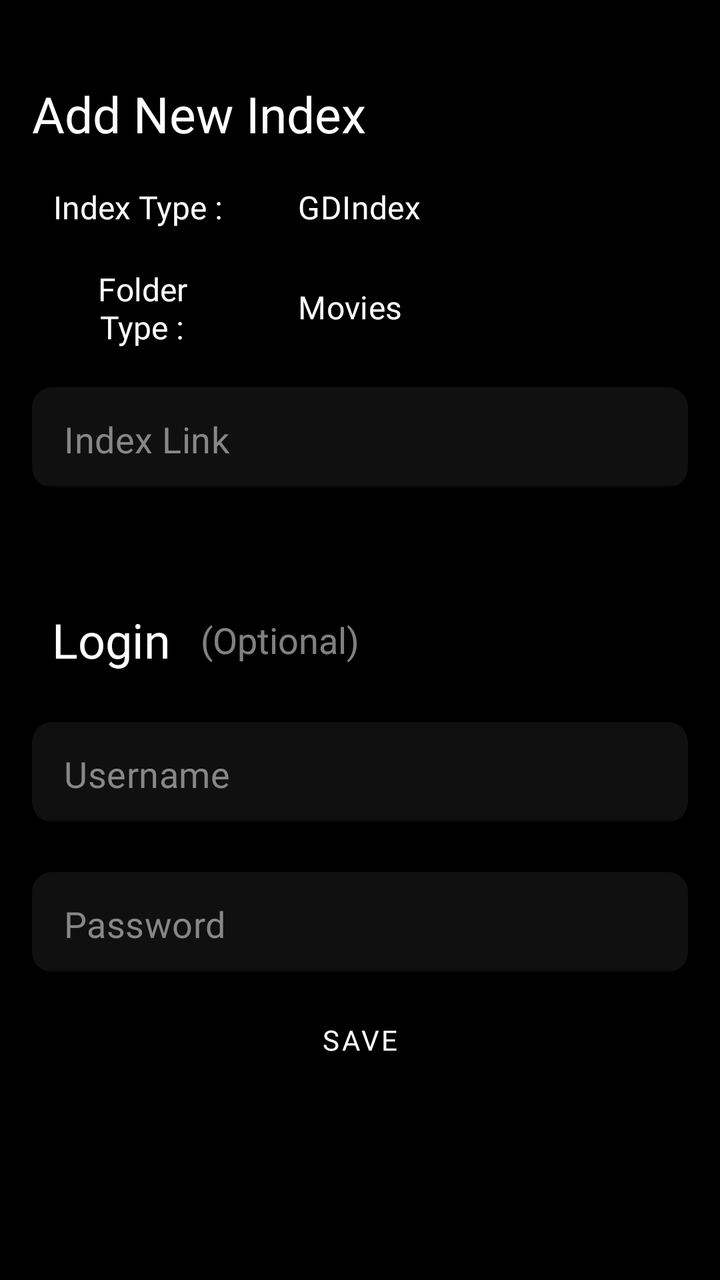
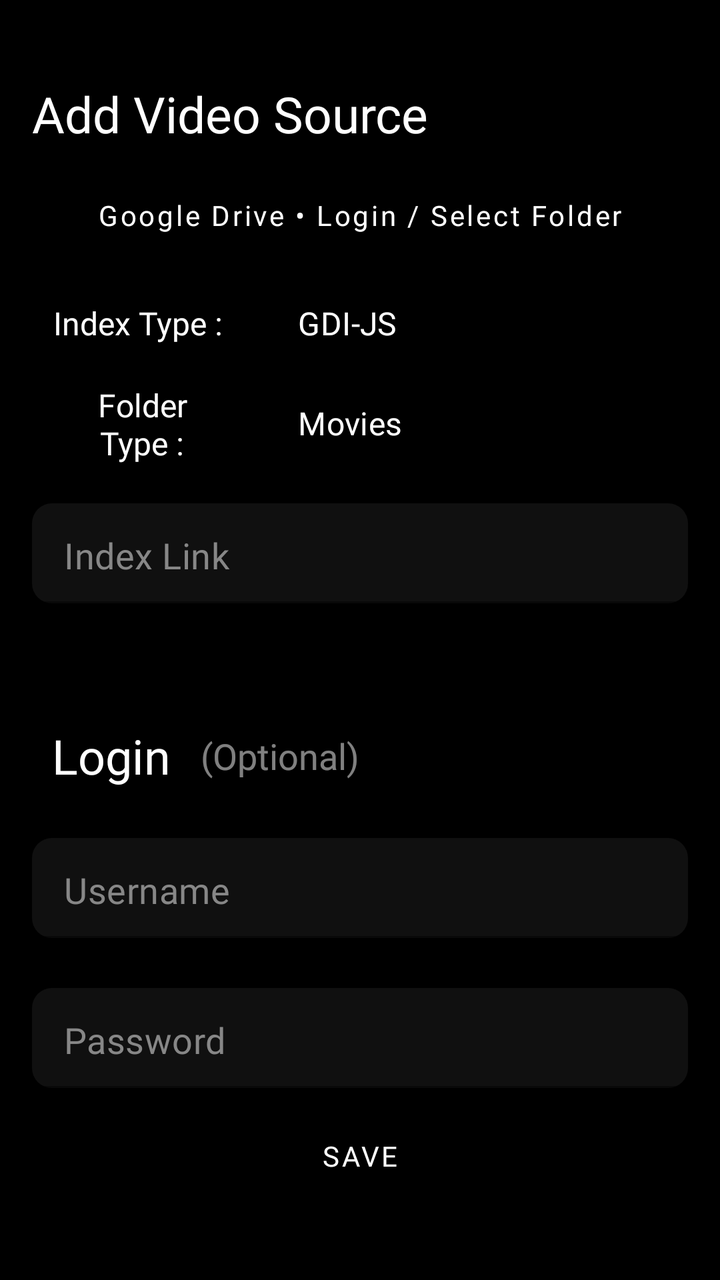

Before-and-after screenshots of an Android layout around one commit, followed by the original layout XML and the change that was made.
<!-- AndroidManifest.xml: application theme Theme.MyApplication -->
<!-- res/layout/fragment_add_index.xml -->
<RelativeLayout
    xmlns:android="http://schemas.android.com/apk/res/android"
    xmlns:app="http://schemas.android.com/apk/res-auto"
    android:layout_width="match_parent"
    android:layout_height="match_parent"
    android:layout_centerInParent="true"
    android:layout_gravity="center_vertical"
    app:cardElevation="4dp"
    app:cardUseCompatPadding="false"
    android:clickable="true"
    android:focusable="true">
    

<androidx.core.widget.NestedScrollView
    android:layout_width="match_parent"
    android:layout_height="match_parent">
    <RelativeLayout
        android:id="@+id/addindexcontainer"
        android:layout_width="match_parent"
        android:layout_height="match_parent"
        android:paddingBottom="350dp"
        android:background="@color/black">


        <TextView
            android:id="@+id/textView4"
            android:layout_width="90dp"
            android:layout_height="40dp"
            android:layout_below="@+id/textView2"
            android:layout_alignParentStart="true"
            android:layout_marginStart="26dp"
            android:layout_marginTop="10dp"
            android:focusable="false"
            android:fontFamily="@font/jost_regular"
            android:gravity="center"
            android:text="Index Type : "
            android:textColor="@color/white"
            android:textSize="16sp" />

        <com.google.android.material.textfield.TextInputLayout
            android:id="@+id/actvContainer"
            style="@style/Widget.MaterialComponents.TextInputLayout.FilledBox.Dense.ExposedDropdownMenu"
            android:layout_width="200dp"
            android:layout_height="40dp"
            android:layout_below="@id/textView2"
            android:layout_alignParentEnd="true"
            android:layout_marginHorizontal="16dp"
            android:layout_marginTop="10dp"
            android:focusable="true"
            android:nextFocusDown="@id/actv"
            android:background="@drawable/tab_item_selector"
            app:boxBackgroundColor="@color/media_item_bg_color"
            app:layout_constraintHorizontal_bias="0.5"
            app:layout_constraintStart_toStartOf="parent"
            app:layout_constraintTop_toTopOf="parent">

            <AutoCompleteTextView
                android:id="@+id/actv"
                android:layout_width="match_parent"
                android:layout_height="wrap_content"
                android:layout_weight="1"
                android:focusable="true"
                android:background="@color/transparent"
                android:inputType="none"
                android:padding="5dp"
                android:fontFamily="@font/jost_regular"
                android:text="@string/gdindex"
                android:textColor="@color/download_button_bg_color" />

        </com.google.android.material.textfield.TextInputLayout>

        <com.google.android.material.button.MaterialButtonToggleGroup
            android:id="@+id/index_type_group"
            android:layout_width="wrap_content"
            android:layout_height="wrap_content"
            android:layout_below="@id/textView4"
            android:layout_alignParentStart="true"
            android:layout_alignParentEnd="true"
            android:layout_marginTop="5dp"
            android:gravity="center_horizontal"
            android:orientation="horizontal"
            android:visibility="gone"
            app:selectionRequired="true"
            app:singleSelection="true">

            <com.google.android.material.button.MaterialButton
                android:id="@+id/tb_gd"
                style="?attr/materialButtonOutlinedStyle"
                android:layout_width="wrap_content"
                android:layout_height="wrap_content"
                android:clickable="true"
                android:focusable="true"
                android:focusedByDefault="true"
                android:nextFocusRight="@id/tb_go"
                android:nextFocusDown="@id/tb_movies"
                android:text="@string/gdindex"
                android:textColor="@color/download_button_bg_color" />

            <com.google.android.material.button.MaterialButton
                android:id="@+id/tb_go"
                style="?attr/materialButtonOutlinedStyle"
                android:layout_width="wrap_content"
                android:layout_height="wrap_content"
                android:clickable="true"
                android:focusable="true"
                android:nextFocusLeft="@id/tb_gd"
                android:nextFocusRight="@id/tb_maple"
                android:nextFocusDown="@id/tb_movies"
                android:text="@string/goindex"
                android:textColor="@color/download_button_bg_color" />

            <com.google.android.material.button.MaterialButton
                android:id="@+id/tb_maple"
                style="?attr/materialButtonOutlinedStyle"
                android:layout_width="wrap_content"
                android:layout_height="wrap_content"
                android:clickable="true"

                android:focusable="true"
                android:nextFocusLeft="@id/tb_go"
                android:nextFocusRight="@id/tb_movies"
                android:nextFocusDown="@id/tb_movies"
                android:text="@string/mapleindex"
                android:textColor="@color/download_button_bg_color" />

            <com.google.android.material.button.MaterialButton
                style="?attr/materialButtonOutlinedStyle"
                android:layout_width="wrap_content"
                android:layout_height="wrap_content"
                android:text="@string/simpleprogram"
                android:textColor="@color/white" />

        </com.google.android.material.button.MaterialButtonToggleGroup>

        
        
        
        
        
        
        
        
        
        
        
        


        
        
        
        
        
        
        
        
        
        
        

        
        
        
        
        
        
        
        
        
        
        

        
        
        
        
        
        
        
        
        
        
        

        
        
        
        
        
        
        
        
        
        
        
        

        

        <TextView
            android:id="@+id/textView3"
            android:layout_width="90dp"
            android:layout_height="40dp"
            android:layout_below="@+id/textView4"
            android:layout_alignParentStart="true"
            android:layout_marginStart="26dp"
            android:layout_marginTop="10dp"
            android:focusable="false"
            android:fontFamily="@font/jost_regular"
            android:gravity="center"
            android:text="Folder Type :"
            android:textColor="@color/white"
            android:textSize="16sp" />


        <com.google.android.material.textfield.TextInputLayout
            android:id="@+id/actvContainer2"
            style="@style/Widget.MaterialComponents.TextInputLayout.FilledBox.Dense.ExposedDropdownMenu"
            android:layout_width="200dp"
            android:layout_height="40dp"
            android:layout_alignParentEnd="true"
            android:layout_below="@id/textView4"
            android:layout_centerHorizontal="true"
            android:layout_marginHorizontal="16dp"
            android:layout_marginTop="10dp"
            android:focusable="true"
            android:nextFocusDown="@id/actv2"
            android:background="@drawable/tab_item_selector"
            app:boxBackgroundColor="@color/media_item_bg_color"
            app:layout_constraintHorizontal_bias="0.5"
            app:layout_constraintStart_toStartOf="parent"
            app:layout_constraintTop_toTopOf="parent">

            <AutoCompleteTextView
                android:id="@+id/actv2"
                android:layout_width="match_parent"
                android:layout_height="wrap_content"
                android:layout_weight="1"
                android:focusable="true"
                android:nextFocusDown="@id/indexlink"
                android:background="@color/transparent"
                android:drawableTint="@color/white"
                android:inputType="none"
                android:padding="5dp"
                android:fontFamily="@font/jost_regular"
                android:text="Movies"
                android:textColor="@color/download_button_bg_color" />

        </com.google.android.material.textfield.TextInputLayout>


        <com.google.android.material.button.MaterialButtonToggleGroup
            android:visibility="gone"
            android:id="@+id/folder_type_group"
            android:layout_width="wrap_content"
            android:layout_height="wrap_content"
            android:layout_below="@id/textView3"
            android:layout_alignParentStart="true"
            android:layout_alignParentEnd="true"
            android:layout_marginTop="5dp"
            android:gravity="center_horizontal"
            android:orientation="horizontal"
            app:selectionRequired="true"
            app:singleSelection="true">

            <com.google.android.material.button.MaterialButton
                android:id="@+id/tb_movies"
                style="?attr/materialButtonOutlinedStyle"
                android:layout_width="wrap_content"
                android:layout_height="wrap_content"
                android:clickable="true"
                android:focusable="true"
                android:nextFocusRight="@id/tb_tv"
                android:nextFocusUp="@id/tb_gd"
                android:nextFocusDown="@id/indexlink"
                android:text="Movies"
                android:textColor="@color/download_button_bg_color" />

            <com.google.android.material.button.MaterialButton
                android:id="@+id/tb_tv"
                style="?attr/materialButtonOutlinedStyle"
                android:layout_width="wrap_content"
                android:layout_height="wrap_content"
                android:clickable="true"
                android:focusable="true"
                android:nextFocusLeft="@id/tb_movies"
                android:nextFocusUp="@id/tb_gd"
                android:nextFocusDown="@id/indexlink"
                android:text="TVShows"
                android:textColor="@color/download_button_bg_color" />

        </com.google.android.material.button.MaterialButtonToggleGroup>

        
        
        
        
        
        
        
        
        

        
        
        
        
        
        
        
        
        
        
        

        
        
        
        
        
        
        
        
        
        
        
        


        <com.google.android.material.textfield.TextInputLayout
            android:id="@+id/indexlinkContainer"
            android:layout_width="match_parent"
            android:layout_height="wrap_content"
            android:layout_below="@id/folder_type_group"
            android:layout_alignParentStart="true"
            android:layout_marginTop="20dp"
            android:gravity="center_vertical"
            android:nextFocusUp="@id/actvContainer2"
            android:textColorHint="#50FFFFFF"
            android:textCursorDrawable="@null"
            app:hintAnimationEnabled="false"
            app:hintEnabled="false">
            <com.google.android.material.textfield.TextInputEditText
                android:id="@+id/indexlink"
                android:layout_width="match_parent"
                android:layout_height="50dp"
                android:layout_alignParentStart="true"
                android:layout_alignParentEnd="true"
                android:layout_gravity="center"
                android:layout_marginStart="16dp"
                android:layout_marginEnd="16dp"
                android:background="@drawable/search_bg"
                android:ems="10"
                android:focusable="true"
                android:fontFamily="@font/jost_regular"
                android:gravity="start|center_vertical"
                android:hint="@string/index_link"
                android:inputType="textPersonName"
                android:nextFocusUp="@id/tb_movies"
                android:nextFocusDown="@id/username"
                android:paddingTop="12dp"
                android:textColor="@color/white"
                android:textColorHint="#878787"
                android:textColorLink="#A3A3A3"
                android:textSize="18sp" />

        </com.google.android.material.textfield.TextInputLayout>

        <LinearLayout
            android:id="@+id/textContainer"
            android:layout_width="match_parent"
            android:layout_height="wrap_content"
            android:layout_marginTop="60dp"
            android:layout_below="@id/indexlinkContainer"
            android:gravity="center_vertical">

            <TextView
                android:id="@+id/loginText"
                android:layout_width="wrap_content"
                android:layout_height="wrap_content"
                android:layout_alignParentStart="true"
                android:layout_marginStart="26dp"
                android:focusable="false"
                android:fontFamily="@font/jost_regular"
                android:text="Login"
                android:textColor="@color/white"
                android:textSize="24sp" />

            <TextView
                android:id="@+id/optionalText"
                android:layout_width="wrap_content"
                android:layout_height="wrap_content"
                android:layout_below="@id/indexlinkContainer"
                android:layout_marginStart="15dp"
                android:layout_toEndOf="@id/loginText"
                android:focusable="false"
                android:fontFamily="@font/jost_light"
                android:text="(Optional)"
                android:textColor="#80ffffff"
                android:textSize="18sp" />

        </LinearLayout>

        <com.google.android.material.textfield.TextInputLayout
            android:id="@+id/usernameContainer"
            android:layout_width="match_parent"
            android:layout_height="wrap_content"
            android:layout_below="@id/textContainer"
            android:layout_alignParentStart="true"
            android:layout_gravity="center"
            android:layout_marginTop="20dp"
            android:gravity="center_vertical"
            android:textColorHint="#50FFFFFF"
            android:textCursorDrawable="@null"
            app:hintAnimationEnabled="false"
            app:hintEnabled="false">





            <com.google.android.material.textfield.TextInputEditText
                android:id="@+id/username"
                android:layout_width="match_parent"
                android:layout_height="50dp"
                android:layout_below="@+id/indexlink"
                android:layout_alignParentStart="true"
                android:layout_alignParentEnd="true"
                android:layout_gravity="center"
                android:layout_marginStart="16dp"
                android:layout_marginTop="5dp"
                android:layout_marginEnd="16dp"
                android:background="@drawable/search_bg"
                android:ems="10"
                android:focusable="true"
                android:fontFamily="@font/jost_regular"
                android:gravity="start|center_vertical"
                android:hint="@string/username"
                android:nextFocusUp="@id/indexlink"
                android:nextFocusDown="@id/password"
                android:paddingTop="12dp"
                android:textColor="@color/white"
                android:textColorHint="#878787"
                android:textColorLink="#A3A3A3"
                android:textSize="18sp" />
        </com.google.android.material.textfield.TextInputLayout>

        <com.google.android.material.textfield.TextInputLayout
            android:id="@+id/passwordContainer"
            android:layout_width="match_parent"
            android:layout_height="wrap_content"
            android:layout_below="@id/usernameContainer"
            android:layout_alignParentStart="true"
            android:layout_gravity="center"
            android:layout_marginTop="20dp"
            android:gravity="center_vertical"
            android:textColorHint="#50FFFFFF"
            android:textCursorDrawable="@null"
            app:hintAnimationEnabled="false"
            app:hintEnabled="false">

            <com.google.android.material.textfield.TextInputEditText
                android:id="@+id/password"
                android:layout_width="match_parent"
                android:layout_height="50dp"
                android:layout_alignParentStart="true"
                android:layout_alignParentEnd="true"
                android:layout_gravity="center"
                android:layout_marginStart="16dp"
                android:layout_marginTop="5dp"
                android:layout_marginEnd="16dp"
                android:background="@drawable/search_bg"
                android:ems="10"
                android:focusable="true"
                android:fontFamily="@font/jost_regular"
                android:gravity="start|center_vertical"
                android:hint="@string/password"
                android:nextFocusUp="@id/username"
                android:nextFocusDown="@id/save"
                android:paddingTop="12dp"
                android:textColor="@color/white"
                android:textColorHint="#878787"
                android:textColorLink="#A3A3A3"
                android:textSize="18sp" />


        </com.google.android.material.textfield.TextInputLayout>

        <TextView
            android:id="@+id/textView2"
            android:layout_width="wrap_content"
            android:layout_height="wrap_content"
            android:layout_alignParentStart="true"
            android:layout_alignParentTop="true"

            android:layout_marginStart="16dp"
            android:layout_marginTop="40dp"
            android:layout_marginEnd="60dp"
            android:focusable="false"
            android:fontFamily="@font/jost_bold"

            android:text="Add New Index"
            android:textColor="@color/white"
            android:textSize="25dp" />

        <RelativeLayout
            android:id="@+id/save_container"
            android:layout_width="match_parent"
            android:layout_height="wrap_content"
            android:layout_alignParentBottom="true"
            android:layout_below="@id/passwordContainer"
            android:layout_marginHorizontal="16dp"
            android:layout_marginTop="10dp">

            <Button
                android:id="@+id/save"
                android:layout_width="match_parent"
                android:layout_height="48dp"
                android:layout_alignParentStart="true"
                android:layout_alignParentEnd="true"
                android:layout_alignParentBottom="true"
                android:layout_centerHorizontal="true"
                android:background="@drawable/rounded_corner_labels"
                android:fontFamily="@font/jost_regular"
                android:nextFocusUp="@id/password"
                android:text="@string/save"
                android:textColor="@color/download_button_bg_color" />

            <ProgressBar
                android:id="@+id/progress_circular"
                android:layout_width="48dp"
                android:layout_height="48dp"
                android:elevation="8dp"
                android:indeterminateTint="@color/white"
                android:padding="8dp"
                android:visibility="gone" />
        </RelativeLayout>

        <TextView
            android:id="@+id/suggestRefresh"
            android:layout_width="wrap_content"
            android:layout_height="wrap_content"
            android:layout_below="@+id/save_container"
            android:layout_alignParentBottom="false"
            android:layout_centerHorizontal="true"
            android:layout_marginBottom="40dp"
            android:fontFamily="@font/jost_regular"
            android:text="Already added, try refreshing"
            android:textColor="@color/white"
            android:visibility="gone" />

    </RelativeLayout>
</androidx.core.widget.NestedScrollView>

</RelativeLayout>
<!-- resources referenced by this layout -->
<resources>
  <color name="black">#FF000000</color>
  <color name="transparent">#00000000</color>
  <color name="white">#FFFFFFFF</color>
  <!-- drawable rounded_corner_labels (drawable) -->
  <?xml version="1.0" encoding="utf-8"?>
  <shape xmlns:android="http://schemas.android.com/apk/res/android"
      android:shape="rectangle">
      <solid android:color="@color/black" />
      <corners android:radius="10dp" />
  </shape>
  <!-- drawable search_bg (drawable) -->
  <?xml version="1.0" encoding="UTF-8"?>
  <selector xmlns:android="http://schemas.android.com/apk/res/android">
      <item android:state_focused="true">
          <shape android:shape="rectangle">
              <solid android:color="@color/blue80" />
              <corners android:bottomLeftRadius="10dp" android:bottomRightRadius="10dp" android:topLeftRadius="10dp" android:topRightRadius="10dp" />
          </shape>
      </item>
      <item>
          <shape>
              <solid android:color="#10FFFFFF" />
              <corners android:radius="10dp" />
          </shape>
      </item>
  
  
  </selector>
  <!-- drawable tab_item_selector (drawable) -->
  <?xml version="1.0" encoding="utf-8"?>
  <selector xmlns:android="http://schemas.android.com/apk/res/android">
      <item android:state_focused="true">
          <shape android:shape="rectangle">
              <solid android:color="@color/blue80" />
              <corners android:bottomLeftRadius="10dp" android:bottomRightRadius="10dp" android:topLeftRadius="10dp" android:topRightRadius="10dp" />
          </shape>
      </item>
      <item android:state_pressed="true" android:state_selected="true">
          <shape android:padding="10dp"
              android:shape="rectangle">
              <solid android:color="@color/transparent" />
              <corners android:bottomLeftRadius="15dp" android:bottomRightRadius="15dp" android:topLeftRadius="15dp" android:topRightRadius="15dp" />
          </shape>
      </item>
  </selector>
  <string name="gdindex">GDIndex</string>
  <string name="goindex">GoIndex</string>
  <string name="index_link">Index Link</string>
  <string name="mapleindex">Maple</string>
  <string name="password">Password</string>
  <string name="save">Save</string>
  <string name="simpleprogram">SimpleProgram</string>
  <string name="username">Username</string>
  <style name="Theme.MyApplication" parent="Theme.MaterialComponents.DayNight.NoActionBar">
  
          <item name="colorPrimary">@color/black</item>
          <item name="colorPrimaryVariant">@color/black</item>
          <item name="colorOnPrimary">@color/black</item>
          <item name="colorSecondary">@color/black</item>
          <item name="colorSecondaryVariant">@color/black</item>
          <item name="colorOnSecondary">@color/white</item>
          <item name="colorAccent">#00A3FF</item>
          <item name="android:statusBarColor">@color/transparent</item>
          
      </style>
  <color name="blue80">#8000A3FF</color>
</resources>

<!-- the commit's change to res/layout/fragment_add_index.xml (unified diff, before → after) -->
@@ -22,11 +22,25 @@
         android:background="@color/black">
 
 
+        <Button
+            android:id="@+id/drive_picker_button"
+            android:layout_width="match_parent"
+            android:layout_height="48dp"
+            android:layout_below="@id/textView2"
+            android:layout_marginStart="16dp"
+            android:layout_marginTop="10dp"
+            android:layout_marginEnd="16dp"
+            android:background="@drawable/rounded_corner_labels"
+            android:fontFamily="@font/jost_medium"
+            android:text="Google Drive • Login / Select Folder"
+            android:textAllCaps="false"
+            android:textColor="@color/download_button_bg_color" />
+
         <TextView
             android:id="@+id/textView4"
             android:layout_width="90dp"
             android:layout_height="40dp"
-            android:layout_below="@+id/textView2"
+            android:layout_below="@id/drive_picker_button"
             android:layout_alignParentStart="true"
             android:layout_marginStart="26dp"
             android:layout_marginTop="10dp"
@@ -42,7 +56,7 @@
             style="@style/Widget.MaterialComponents.TextInputLayout.FilledBox.Dense.ExposedDropdownMenu"
             android:layout_width="200dp"
             android:layout_height="40dp"
-            android:layout_below="@id/textView2"
+            android:layout_below="@id/drive_picker_button"
             android:layout_alignParentEnd="true"
             android:layout_marginHorizontal="16dp"
             android:layout_marginTop="10dp"
@@ -64,7 +78,7 @@
                 android:inputType="none"
                 android:padding="5dp"
                 android:fontFamily="@font/jost_regular"
-                android:text="@string/gdindex"
+                android:text="GDI-JS"
                 android:textColor="@color/download_button_bg_color" />
 
         </com.google.android.material.textfield.TextInputLayout>
@@ -499,7 +513,7 @@
             android:focusable="false"
             android:fontFamily="@font/jost_bold"
 
-            android:text="Add New Index"
+            android:text="Add Video Source"
             android:textColor="@color/white"
             android:textSize="25dp" />
 
